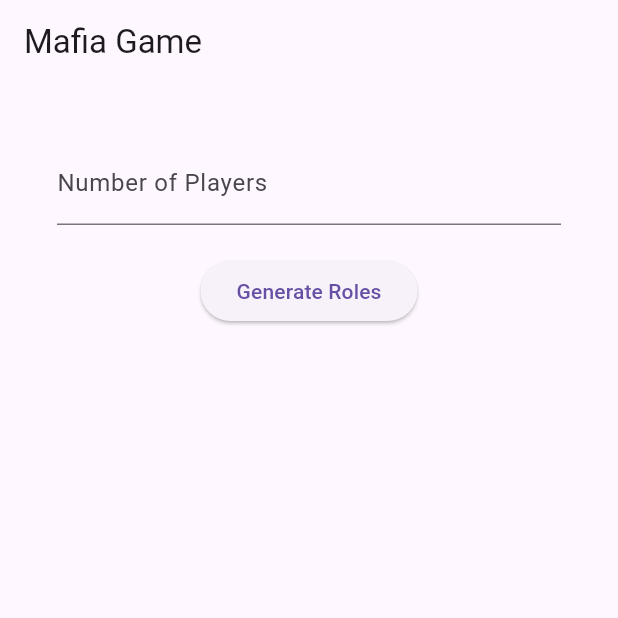
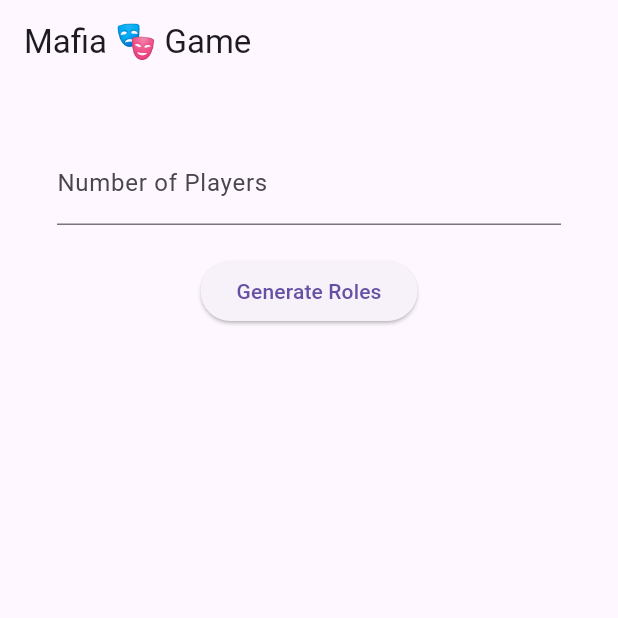
Before and after one commit to daveragos/mafia, a Flutter app: the screen it shows after launch, after a tap on "Generate Roles", on a phone screen of 412 x 824 dp, the top half of it. Run offline on Flutter 3.47's test engine with Material 3 defaults, Android fonts, the phone set to English and light mode, and no system bars.

Commit message:
icon added

```diff
--- a/lib/emoji_page.dart
+++ b/lib/emoji_page.dart
@@ -17,7 +17,7 @@ class _EmojiPageState extends State<EmojiPage> {
   Widget build(BuildContext context) {
     return Scaffold(
       appBar: AppBar(
-        title: const Text('Emoji Page'),
+        title: const Text('Emoji 🙂 Page'),
       ),
       body: SafeArea(
           child: Center(
--- a/lib/home_page.dart
+++ b/lib/home_page.dart
@@ -43,7 +43,7 @@ class _HomePageState extends State<HomePage> {
     return SafeArea(
       child: Scaffold(
         appBar: AppBar(
-          title: const Text('Mafia Game'),
+          title: const Text('Mafia 🎭 Game'),
         ),
         body: SingleChildScrollView(
           child: Padding(
@@ -68,9 +68,9 @@ class _HomePageState extends State<HomePage> {
                           ScaffoldMessenger.of(context).showSnackBar(
                             const SnackBar(content: Text("Invalid input")),
                           );
-                        } else if (int.parse(_numPlayersController.text) < 6) {
+                        } else if (int.parse(_numPlayersController.text) < 3) {
                           ScaffoldMessenger.of(context).showSnackBar(
-                            const SnackBar(content: Text("Minimum 6 players")),
+                            const SnackBar(content: Text("Minimum 3 players")),
                           );
                         } else {
                           _generateRoles();
@@ -82,6 +82,7 @@ class _HomePageState extends State<HomePage> {
                           );
                         }
                       }
+                      _numPlayersController.clear();
                     },
                     child: const Text("Generate Roles"),
                   ),
```
Also changed, not shown: pubspec.yaml (+20 -0 lines), assets/mafia.jpg (added), pubspec.lock.
